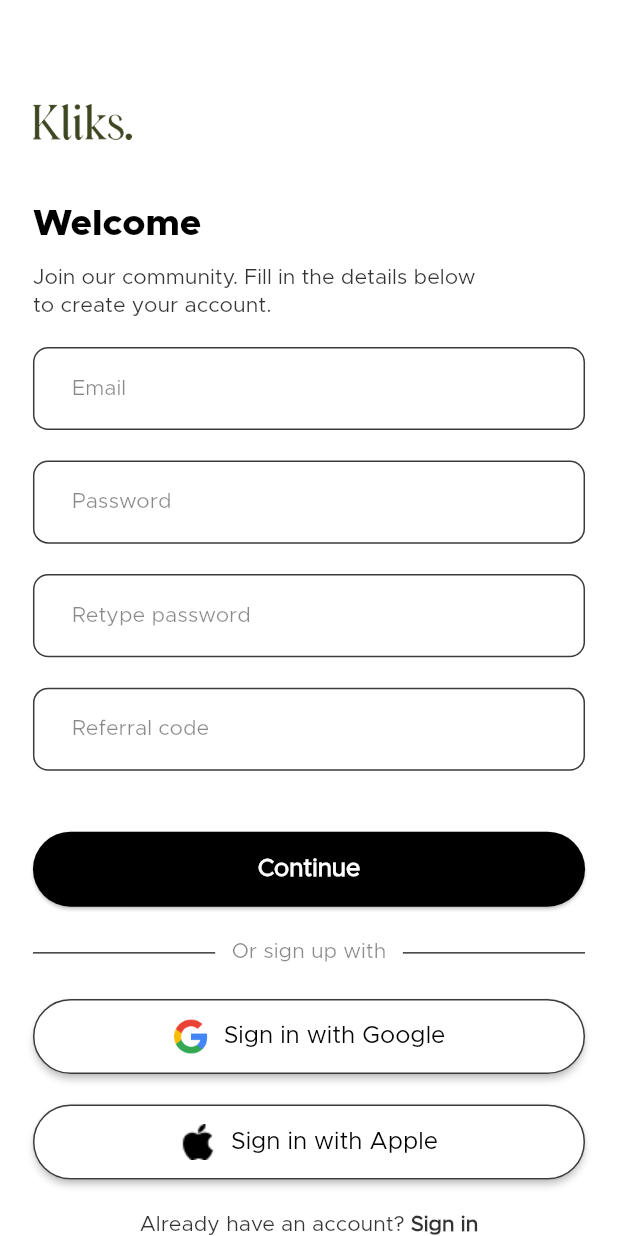
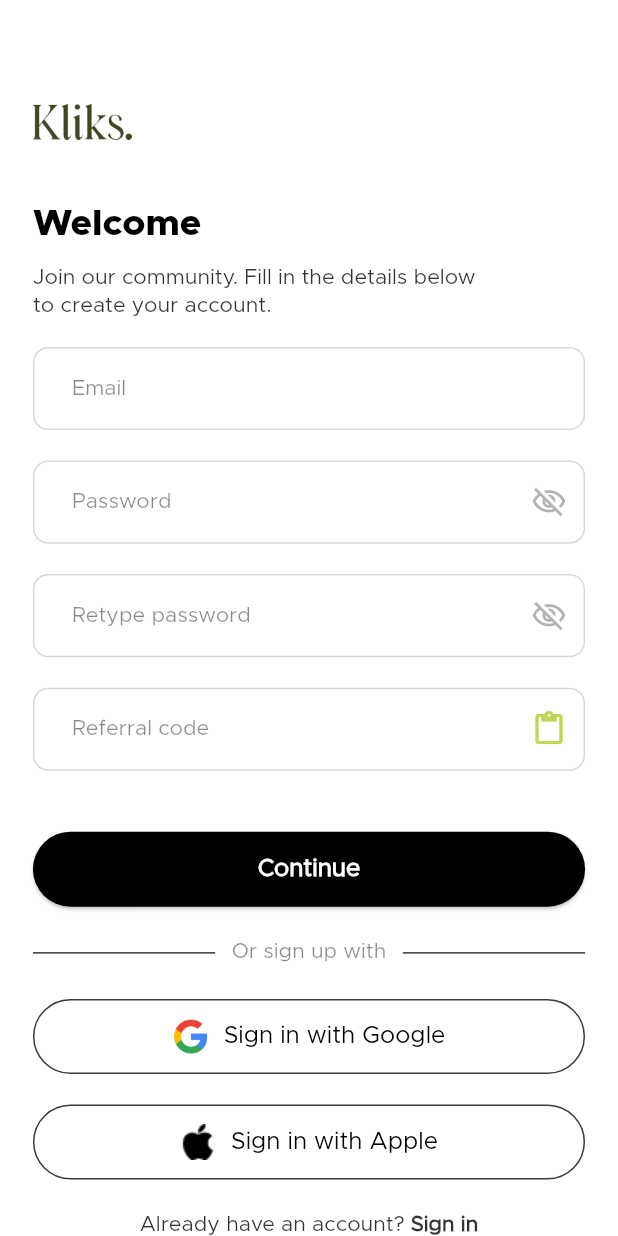
Before and after one commit to dammyaro/kliks, a Flutter app: the SignupPage screen opened by its route, on a phone screen of 412 x 824 dp. Run offline on Flutter 3.47's test engine with Material 3 defaults, Android fonts, the phone set to English and light mode, and no system bars; our stand-ins replace flutter_screenutil.

Commit message:
Added accessories to register page

```diff
--- a/lib/features/onboarding/auth/signup_page.dart
+++ b/lib/features/onboarding/auth/signup_page.dart
@@ -1,6 +1,7 @@
 import 'package:flutter/material.dart';
 import 'package:flutter_screenutil/flutter_screenutil.dart';
 import 'package:flutter/gestures.dart'; // Import for TapGestureRecognizer
+import 'package:flutter/services.dart'; // Import for Clipboard
 import 'package:kliks/core/routes.dart';
 import 'package:kliks/shared/widgets/button.dart'; // Import the CustomButton widget
 import 'package:kliks/shared/widgets/icon_button.dart'; // Import the IconButtonWidget
@@ -14,6 +15,7 @@ class SignupPage extends StatefulWidget {
 
 class _SignupPageState extends State<SignupPage> {
   final _formKey = GlobalKey<FormState>();
+  bool _isPasswordVisible = false; // Add this variable to track password visibility
   final _emailController = TextEditingController();
   final _passwordController = TextEditingController();
   final _confirmPasswordController = TextEditingController();
@@ -46,7 +48,9 @@ class _SignupPageState extends State<SignupPage> {
             children: [
               SizedBox(height: 40.h), // Responsive spacing from the top
                 Image.asset(
-                'assets/logo-inner.png',
+                Theme.of(context).brightness == Brightness.light
+                  ? 'assets/logo-inner.png'
+                  : 'assets/logo-dark.png',
                 height: 80.h, // Adjust logo height dynamically
                 width: 60.w,  // Adjust logo width dynamically
                 ),
@@ -77,13 +81,13 @@ class _SignupPageState extends State<SignupPage> {
                       labelStyle: Theme.of(context).textTheme.labelSmall, // Responsive label text size
                       contentPadding: EdgeInsets.symmetric(vertical: 14.h, horizontal: 20.w), // Adjust padding for height
                       filled: true,
-                        fillColor: Colors.white.withOpacity(0.07), // White background with 2% opacity
+                      fillColor: Colors.white.withOpacity(0.03), // White background with 2% opacity
                       border: OutlineInputBorder(
                         borderRadius: BorderRadius.circular(50.r), // Rounded corners
                       ),
                       enabledBorder: OutlineInputBorder(
                         borderRadius: BorderRadius.circular(10.r), // Rounded corners for enabled state
-                          borderSide: const BorderSide(color: Color(0xFF3B3B3B)), // Border color
+                        borderSide: BorderSide(color: Color(0xFF3B3B3B).withOpacity(0.2)), // Border color with 20% opacity
                       ),
                       focusedBorder: OutlineInputBorder(
                         borderRadius: BorderRadius.circular(15.r), // Rounded corners for enabled state
@@ -105,21 +109,32 @@ class _SignupPageState extends State<SignupPage> {
                       labelStyle: Theme.of(context).textTheme.labelSmall, // Responsive label text size
                       contentPadding: EdgeInsets.symmetric(vertical: 14.h, horizontal: 20.w), // Adjust padding for height
                       filled: true,
-                        fillColor: Colors.white.withOpacity(0.07), // White background with 2% opacity
+                      fillColor: Colors.white.withOpacity(0.03), // White background with 2% opacity
                       border: OutlineInputBorder(
                       borderRadius: BorderRadius.circular(10.r), // Rounded corners for enabled state
                       borderSide: const BorderSide(color: Color(0xFF3B3B3B)), // Border color
                       ),
                       enabledBorder: OutlineInputBorder(
                       borderRadius: BorderRadius.circular(10.r), // Rounded corners for enabled state
-                          borderSide: const BorderSide(color: Color(0xFF3B3B3B)), // Border color
+                      borderSide: BorderSide(color: Color(0xFF3B3B3B).withOpacity(0.2)), // Border color with 20% opacity
                       ),
                       focusedBorder: OutlineInputBorder(
                       borderRadius: BorderRadius.circular(10.r), // Rounded corners for enabled state
                       borderSide: const BorderSide(color: Color(0xFFBBD953)), // Border color
                       ),
+                      suffixIcon: IconButton(
+                      icon: Icon(
+                      _isPasswordVisible ? Icons.visibility_outlined : Icons.visibility_off_outlined,
+                      color: Theme.of(context).iconTheme.color?.withOpacity(0.3),
                       ),
-                      obscureText: true,
+                      onPressed: () {
+                      setState(() {
+                        _isPasswordVisible = !_isPasswordVisible;
+                      });
+                      },
+                      ),
+                      ),
+                      obscureText: !_isPasswordVisible,
                       validator: (value) {
                       if (value == null || value.isEmpty) {
                       return 'Please enter your password';
@@ -138,20 +153,31 @@ class _SignupPageState extends State<SignupPage> {
                       labelStyle: Theme.of(context).textTheme.labelSmall, // Responsive label text size
                       contentPadding: EdgeInsets.symmetric(vertical: 14.h, horizontal: 20.w), // Adjust padding for height
                       filled: true,
-                        fillColor: Colors.white.withOpacity(0.07), // White background with 2% opacity
+                      fillColor: Colors.white.withOpacity(0.03), // White background with 2% opacity
                       border: OutlineInputBorder(
                       borderRadius: BorderRadius.circular(30.r), // Rounded corners
                       ),
                       enabledBorder: OutlineInputBorder(
                       borderRadius: BorderRadius.circular(10.r), // Rounded corners for enabled state
-                          borderSide: const BorderSide(color: Color(0xFF3B3B3B)), // Border color
+                      borderSide: BorderSide(color: Color(0xFF3B3B3B).withOpacity(0.2)), // Border color with 20% opacity
                       ),
                       focusedBorder: OutlineInputBorder(
                       borderRadius: BorderRadius.circular(10.r), // Rounded corners for enabled state
                       borderSide: const BorderSide(color: Color(0xFFBBD953)), // Border color
                       ),
+                      suffixIcon: IconButton(
+                      icon: Icon(
+                      _isPasswordVisible ? Icons.visibility_outlined : Icons.visibility_off_outlined,
+                      color: Theme.of(context).iconTheme.color?.withOpacity(0.3),
                       ),
-                      obscureText: true,
+                      onPressed: () {
+                      setState(() {
+                      _isPasswordVisible = !_isPasswordVisible;
+                      });
+                      },
+                      ),
+                      ),
+                      obscureText: !_isPasswordVisible,
                       validator: (value) {
                       if (value != _passwordController.text) {
                       return 'Passwords do not match';
@@ -167,18 +193,32 @@ class _SignupPageState extends State<SignupPage> {
                       labelStyle: Theme.of(context).textTheme.labelSmall, // Responsive label text size
                       contentPadding: EdgeInsets.symmetric(vertical: 14.h, horizontal: 20.w), // Adjust padding for height
                       filled: true,
-                        fillColor: Colors.white.withOpacity(0.07), // White background with 2% opacity
+                      fillColor: Colors.white.withOpacity(0.03), // White background with 2% opacity
                       border: OutlineInputBorder(
                         borderSide: const BorderSide(color: Color(0xFF3B3B3B)), // Border color
                         borderRadius: BorderRadius.circular(30.r), // Rounded corners
                       ),
                       enabledBorder: OutlineInputBorder(
                         borderRadius: BorderRadius.circular(10.r), // Rounded corners for enabled state
-                          borderSide: const BorderSide(color: Color(0xFF3B3B3B)), // Border color
+                        borderSide: BorderSide(color: Color(0xFF3B3B3B).withOpacity(0.2)), // Border color with 20% opacity
                       ),
                       focusedBorder: OutlineInputBorder(
                         borderRadius: BorderRadius.circular(10.r), // Rounded corners for enabled state
                         borderSide: const BorderSide(color: Color(0xFFBBD953)), // Border color
+                      ),
+                      suffixIcon: IconButton(
+                        icon: Icon(
+                        Icons.paste_outlined,
+                        color: Color(0xFFBBD953),
+                        ),
+                        onPressed: () {
+                        // Handle paste action
+                        Clipboard.getData(Clipboard.kTextPlain).then((value) {
+                          if (value != null) {
+                          _referralCodeController.text = value.text ?? '';
+                          }
+                        });
+                        },
                       ),
                       ),
                     ),
--- a/lib/shared/widgets/icon_button.dart
+++ b/lib/shared/widgets/icon_button.dart
@@ -17,6 +17,7 @@ class IconButtonWidget extends StatelessWidget {
     return ElevatedButton(
       onPressed: onPressed,
       style: ElevatedButton.styleFrom(
+        elevation: 0, // Remove button elevation
         backgroundColor: Theme.of(context).scaffoldBackgroundColor, // White background for the button
         foregroundColor: Colors.black, // Black text color
         side: const BorderSide(width: 1, color: Color(0xFF3B3B3B)), // Border with width 1 and black color
@@ -24,7 +25,7 @@ class IconButtonWidget extends StatelessWidget {
           borderRadius: BorderRadius.circular(30), // Rounded corners
         ),
         minimumSize: const Size(double.infinity, 50), // Full-width button
-        elevation: 2, // Slight shadow for the button
+
       ),
       child: Row(
         mainAxisSize: MainAxisSize.min, // Ensure the Row takes up minimal space
```
Also changed, not shown: assets/logo-dark.png (added). Lines whose indentation alone changed are shown as unchanged.
